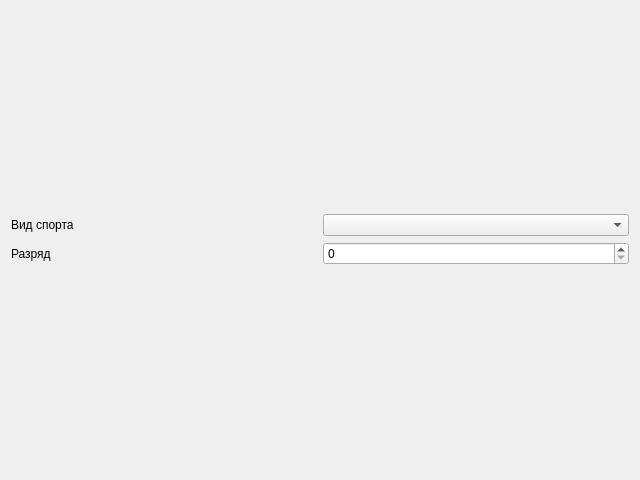
Before: the Qt Designer form viewers/athleteviewer.ui in drWebber/CourseWork, drawn with Qt 5.
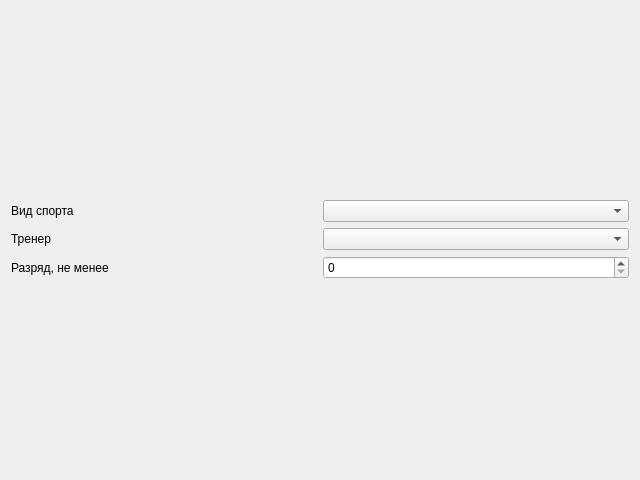
After: the same form once the commit is applied.

Patch:
```diff
--- a/viewers/athleteviewer.ui
+++ b/viewers/athleteviewer.ui
@@ -16,19 +16,19 @@
   <layout class="QGridLayout" name="gridLayout_2">
    <item row="0" column="0">
     <layout class="QGridLayout" name="gridLayout">
-     <item row="1" column="0">
+     <item row="2" column="0">
       <widget class="QLabel" name="label_2">
        <property name="text">
-        <string>Разряд</string>
+        <string>Разряд, не менее</string>
        </property>
       </widget>
      </item>
+     <item row="2" column="1">
+      <widget class="QSpinBox" name="sbCategory"/>
+     </item>
      <item row="0" column="1">
       <widget class="QComboBox" name="cbSportType"/>
      </item>
-     <item row="1" column="1">
-      <widget class="QSpinBox" name="sbCategory"/>
-     </item>
      <item row="0" column="0">
       <widget class="QLabel" name="label">
        <property name="text">
@@ -36,6 +36,16 @@
        </property>
       </widget>
      </item>
+     <item row="1" column="0">
+      <widget class="QLabel" name="label_3">
+       <property name="text">
+        <string>Тренер</string>
+       </property>
+      </widget>
+     </item>
+     <item row="1" column="1">
+      <widget class="QComboBox" name="cbCoach"/>
+     </item>
     </layout>
    </item>
   </layout>
```
